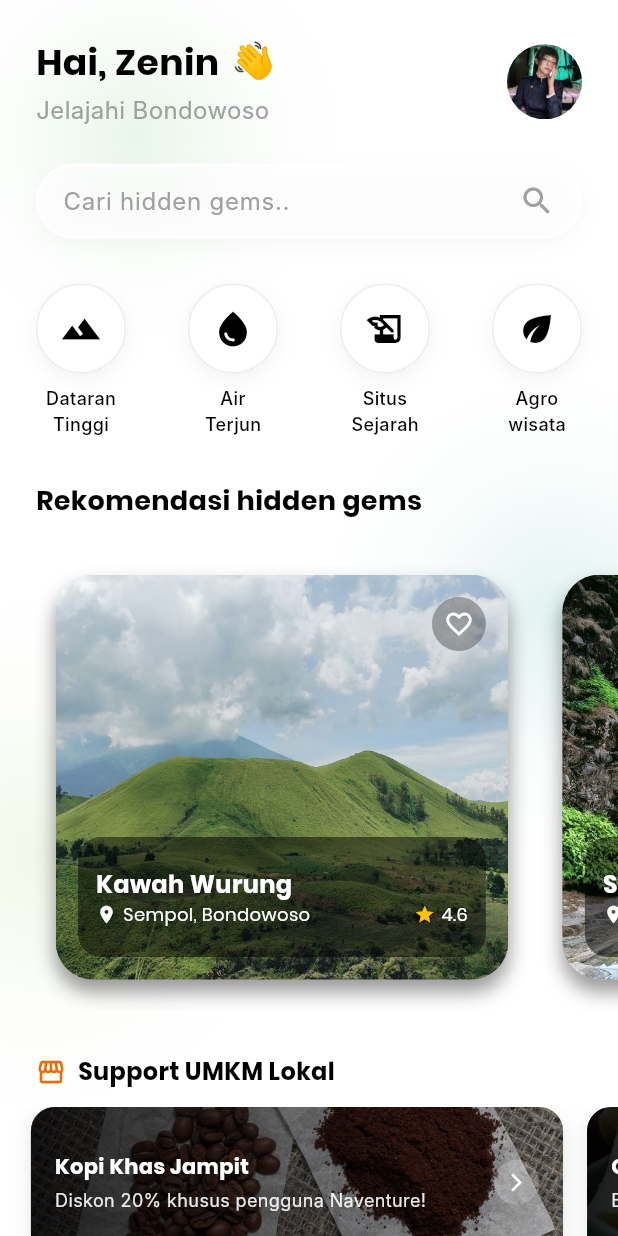
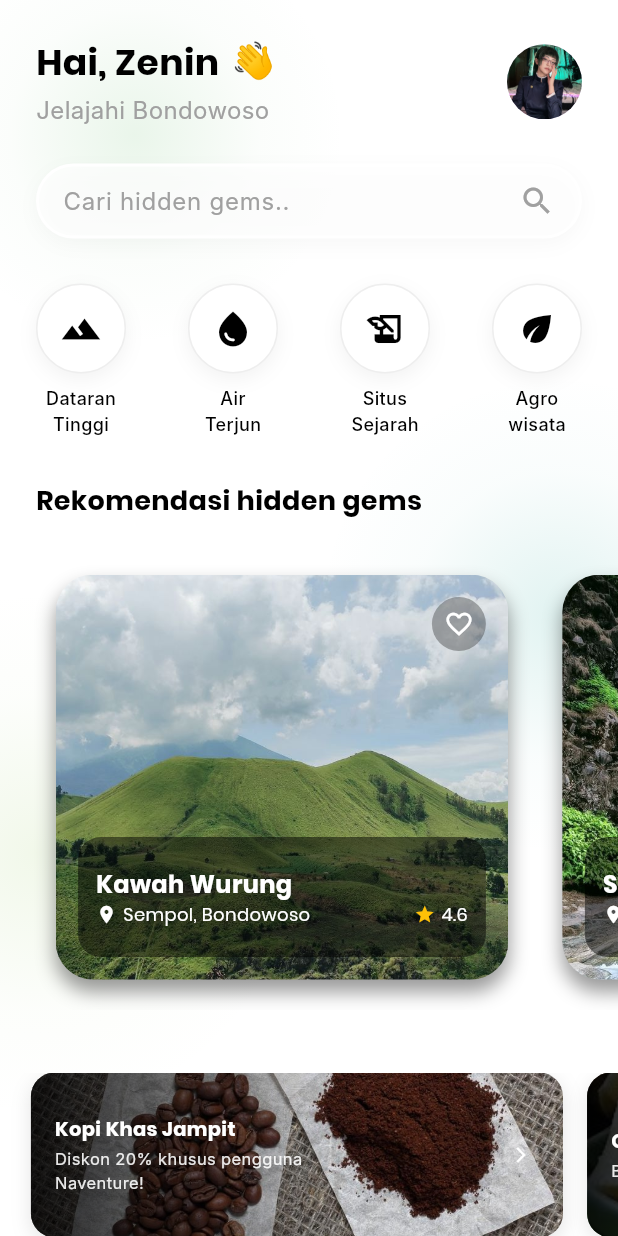
Before and after one commit to milazaey/NAVENTURE, a Flutter app: the HomePage screen opened directly, on a phone screen of 412 x 824 dp. Run offline on Flutter 3.47's test engine with Material 3 defaults, Android fonts, the phone set to English and light mode, and no system bars; our stand-ins replace geolocator, image_picker, shared_preferences; accounts and stored records are empty; Roboto replaces fonts that are missing (Inter).

Commit message:
tiket sm iklan revisi

```diff
--- a/lib/pages/main/home_page.dart
+++ b/lib/pages/main/home_page.dart
@@ -376,28 +376,14 @@ class _HomePageState extends State<HomePage> {
                     // ==========================================
                     Padding(
                       padding: const EdgeInsets.symmetric(horizontal: 24),
-                      child: Row(
-                        children: [
-                          Icon(
-                            Icons.storefront,
-                            color: Colors.orange[800],
-                            size: 20,
-                          ),
-                          const SizedBox(width: 8),
-                          Text(
-                            'Support UMKM Lokal',
-                            style: poppinsText.copyWith(
-                              fontSize: 16,
-                              fontWeight: FontWeight.bold,
-                              color: blackColor,
-                            ),
-                          ),
+                      child: Row(children: [
+
                         ],
                       ),
                     ),
                     const SizedBox(height: 12),
                     SizedBox(
-                      height: 100, // Tinggi banner
+                      height: 110, // Tinggi banner
                       child: PageView.builder(
                         controller: _umkmPageController,
                         itemCount: umkmBanners.length,
@@ -486,18 +472,21 @@ class _HomePageState extends State<HomePage> {
           ),
         ],
       ),
-      // --- BUNGKUS PAKAI GRADASI HITAM TRANSPARAN BIAR TEKS TETEP KEBACA ---
+      // --- GRADASI DIPERBAIKI BIAR GAK NUTUPIN GAMBAR ---
       child: Container(
-        padding: const EdgeInsets.all(16),
+        padding: const EdgeInsets.symmetric(
+          horizontal: 16,
+          vertical: 14,
+        ), // Padding dikecilin dikit
         decoration: BoxDecoration(
           borderRadius: BorderRadius.circular(16),
           gradient: LinearGradient(
             colors: [
-              Colors.black.withValues(
-                alpha: 0.85,
-              ), // Kiri gelap banget buat teks
-              Colors.black.withValues(alpha: 0.20), // Kanan agak transparan
+              Colors.black.withValues(alpha: 0.85), // Kiri gelap buat alas teks
+              Colors
+                  .transparent, // Kanan dibikin transparan total biar gambar promosi kelihatan
             ],
+            stops: const [0.0, 0.6], // Hitamnya stop di 60% area banner
             begin: Alignment.centerLeft,
             end: Alignment.centerRight,
           ),
@@ -505,6 +494,7 @@ class _HomePageState extends State<HomePage> {
         child: Row(
           children: [
             Expanded(
+              flex: 3, // Ngebatesin teks biar gak terlalu panjang ke kanan
               child: Column(
                 crossAxisAlignment: CrossAxisAlignment.start,
                 mainAxisAlignment: MainAxisAlignment.center,
@@ -514,17 +504,17 @@ class _HomePageState extends State<HomePage> {
                     style: poppinsText.copyWith(
                       color: Colors.white,
                       fontWeight: FontWeight.bold,
-                      fontSize: 14,
+                      fontSize: 13, // <-- FONT SIZE TITLE DIKECILIN
                     ),
                     maxLines: 1,
                     overflow: TextOverflow.ellipsis,
                   ),
-                  const SizedBox(height: 4),
+                  const SizedBox(height: 2),
                   Text(
                     banner.subtitle,
                     style: interText.copyWith(
                       color: Colors.white.withValues(alpha: 0.9),
-                      fontSize: 12,
+                      fontSize: 11, // <-- FONT SIZE SUBTITLE DIKECILIN
                     ),
                     maxLines: 2,
                     overflow: TextOverflow.ellipsis,
@@ -532,9 +522,12 @@ class _HomePageState extends State<HomePage> {
                 ],
               ),
             ),
-            const SizedBox(width: 8),
+            const Expanded(
+              flex: 1,
+              child: SizedBox(),
+            ), // Jarak kosong biar gambar kanan terekspos
             Container(
-              padding: const EdgeInsets.all(8),
+              padding: const EdgeInsets.all(6),
               decoration: BoxDecoration(
                 color: Colors.white.withValues(alpha: 0.2),
                 shape: BoxShape.circle,
@@ -542,7 +535,7 @@ class _HomePageState extends State<HomePage> {
               child: const Icon(
                 Icons.arrow_forward_ios,
                 color: Colors.white,
-                size: 14,
+                size: 12, // Icon panah juga ikut dikecilin dikit
               ),
             ),
           ],
--- a/lib/pages/main/ticket_page.dart
+++ b/lib/pages/main/ticket_page.dart
@@ -305,7 +305,7 @@ class TicketPage extends StatelessWidget {
                 child: Icon(
                   Icons.picture_as_pdf_outlined,
                   color: textColor,
-                  size: 28,
+                  size: 1,
                 ),
               ),
             ),
```
